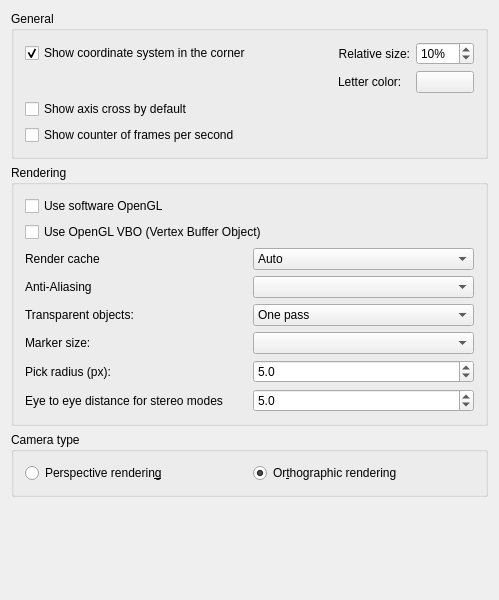
Old version of the form src/Gui/PreferencePages/DlgSettings3DView.ui in the repository wwmayer/FreeCAD.
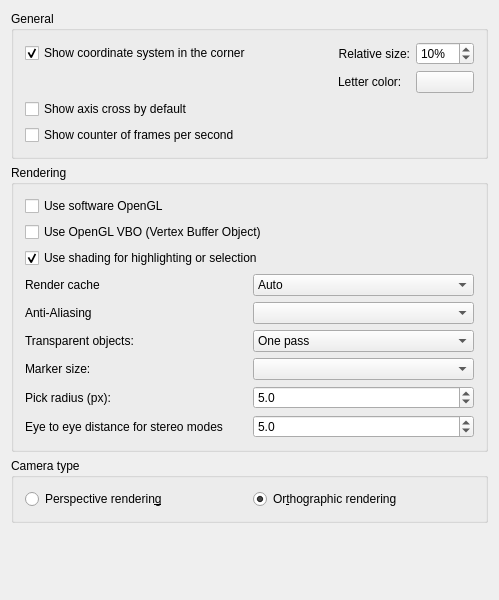
New version of the form. Custom widgets are drawn as their Qt base class.

Commit message:
Gui: Add preferences for shading
Adds a checkbox to the preferences dialog to enable or disable shading
for highlighting or selection

The edit to the form file:
```diff
--- a/src/Gui/PreferencePages/DlgSettings3DView.ui
+++ b/src/Gui/PreferencePages/DlgSettings3DView.ui
@@ -212,6 +212,22 @@
         </property>
        </widget>
       </item>
+      <item>
+       <widget class="Gui::PrefCheckBox" name="CheckBox_use_select_shading">
+        <property name="text">
+         <string>Use shading for highlighting or selection</string>
+        </property>
+        <property name="checked">
+         <bool>true</bool>
+        </property>
+        <property name="prefEntry" stdset="0">
+         <cstring>UseSelectionShading</cstring>
+        </property>
+        <property name="prefPath" stdset="0">
+         <cstring>View</cstring>
+        </property>
+       </widget>
+      </item>
       <item>
        <layout class="QGridLayout" name="gridLayout">
         <item row="1" column="1">
```
The commit also changes 2 other files.
